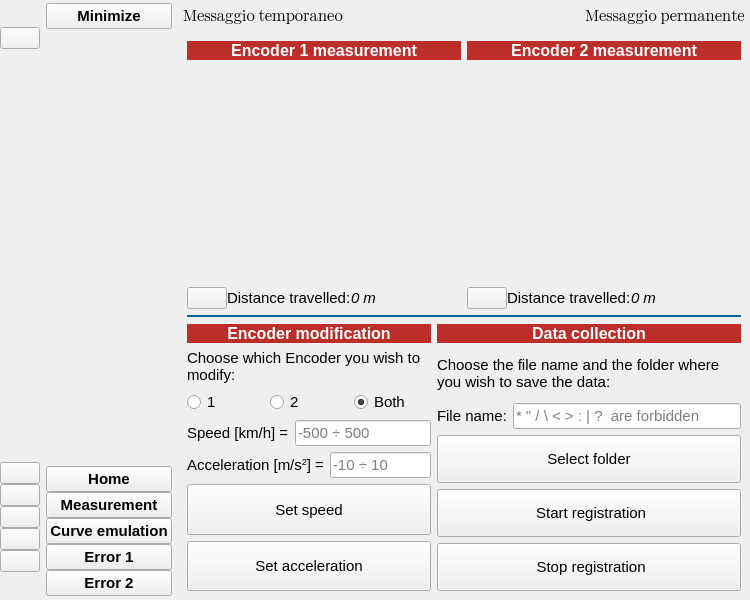
saimoncollaku/GITSIM-application, file ui/window.ui: the form before one commit.
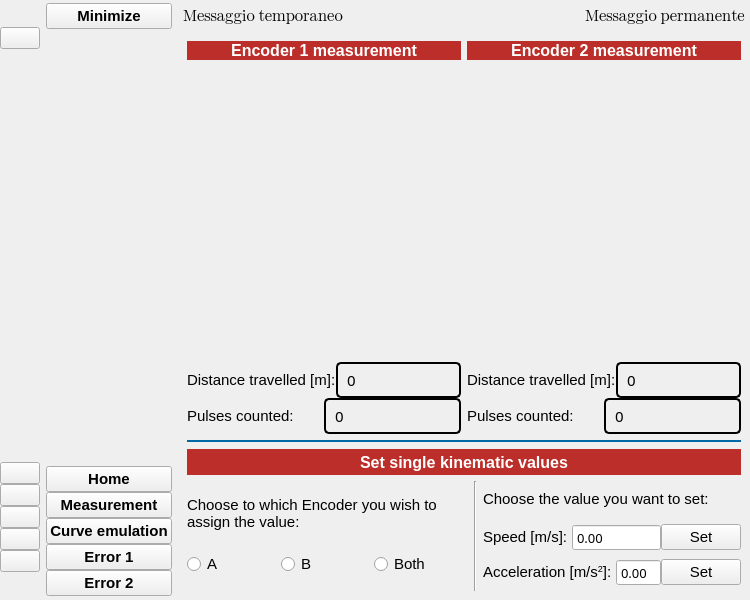
The form after the commit. Icons and pictures are not drawn. Custom widgets are drawn as their Qt base class.

Patch:
```diff
--- a/ui/window.ui
+++ b/ui/window.ui
@@ -584,6 +584,11 @@
        </item>
        <item>
         <widget class="QStackedWidget" name="stackedWidget">
+         <property name="font">
+          <font>
+           <pointsize>10</pointsize>
+          </font>
+         </property>
          <property name="cursor">
           <cursorShape>ArrowCursor</cursorShape>
          </property>
@@ -1183,33 +1188,10 @@
                </item>
                <item>
                 <layout class="QHBoxLayout" name="horizontalLayout_17">
-                 <item>
-                  <widget class="QPushButton" name="pushButton_14">
-                   <property name="sizePolicy">
-                    <sizepolicy hsizetype="Maximum" vsizetype="Fixed">
-                     <horstretch>0</horstretch>
-                     <verstretch>0</verstretch>
-                    </sizepolicy>
-                   </property>
-                   <property name="text">
-                    <string/>
-                   </property>
-                   <property name="icon">
-                    <iconset resource="resource.qrc">
-                     <normaloff>:/icon/icon/icons8-reset-64.png</normaloff>:/icon/icon/icons8-reset-64.png</iconset>
-                   </property>
-                   <property name="iconSize">
-                    <size>
-                     <width>25</width>
-                     <height>25</height>
-                    </size>
-                   </property>
-                  </widget>
-                 </item>
                  <item>
                   <widget class="QLabel" name="label_4">
                    <property name="sizePolicy">
-                    <sizepolicy hsizetype="Preferred" vsizetype="Fixed">
+                    <sizepolicy hsizetype="Preferred" vsizetype="Maximum">
                      <horstretch>0</horstretch>
                      <verstretch>0</verstretch>
                     </sizepolicy>
@@ -1220,7 +1202,7 @@
                     </font>
                    </property>
                    <property name="text">
-                    <string>Distance travelled:</string>
+                    <string>Distance travelled [m]:</string>
                    </property>
                    <property name="margin">
                     <number>14</number>
@@ -1230,19 +1212,104 @@
                  <item>
                   <widget class="QLabel" name="distance_encoder1_label">
                    <property name="sizePolicy">
-                    <sizepolicy hsizetype="Preferred" vsizetype="Fixed">
+                    <sizepolicy hsizetype="Preferred" vsizetype="Maximum">
                      <horstretch>0</horstretch>
                      <verstretch>0</verstretch>
                     </sizepolicy>
                    </property>
                    <property name="font">
                     <font>
+                     <family>DSEG7 Modern</family>
                      <pointsize>11</pointsize>
-                     <italic>true</italic>
+                     <italic>false</italic>
                     </font>
                    </property>
+                   <property name="styleSheet">
+                    <string notr="true">QLabel {
+        border: 2px solid black;
+        border-radius: 5px;
+        padding: 5px;
+}</string>
+                   </property>
+                   <property name="frameShape">
+                    <enum>QFrame::Shape::NoFrame</enum>
+                   </property>
+                   <property name="frameShadow">
+                    <enum>QFrame::Shadow::Sunken</enum>
+                   </property>
                    <property name="text">
-                    <string>0 m</string>
+                    <string>0</string>
+                   </property>
+                   <property name="margin">
+                    <number>1</number>
+                   </property>
+                  </widget>
+                 </item>
+                </layout>
+               </item>
+               <item>
+                <layout class="QHBoxLayout" name="horizontalLayout_19">
+                 <property name="spacing">
+                  <number>0</number>
+                 </property>
+                 <item>
+                  <widget class="QLabel" name="label_14">
+                   <property name="sizePolicy">
+                    <sizepolicy hsizetype="Preferred" vsizetype="Maximum">
+                     <horstretch>0</horstretch>
+                     <verstretch>0</verstretch>
+                    </sizepolicy>
+                   </property>
+                   <property name="font">
+                    <font>
+                     <pointsize>11</pointsize>
+                    </font>
+                   </property>
+                   <property name="text">
+                    <string>Pulses counted:</string>
+                   </property>
+                   <property name="margin">
+                    <number>14</number>
+                   </property>
+                  </widget>
+                 </item>
+                 <item>
+                  <widget class="QLabel" name="pulses_encoder1_label">
+                   <property name="sizePolicy">
+                    <sizepolicy hsizetype="Preferred" vsizetype="Maximum">
+                     <horstretch>0</horstretch>
+                     <verstretch>0</verstretch>
+                    </sizepolicy>
+                   </property>
+                   <property name="font">
+                    <font>
+                     <family>DSEG7 Modern</family>
+                     <pointsize>11</pointsize>
+                     <italic>false</italic>
+                    </font>
+                   </property>
+                   <property name="styleSheet">
+                    <string notr="true">QLabel {
+        border: 2px solid black;
+        border-radius: 5px;
+        padding: 5px;
+}
+</string>
+                   </property>
+                   <property name="frameShape">
+                    <enum>QFrame::Shape::NoFrame</enum>
+                   </property>
+                   <property name="frameShadow">
+                    <enum>QFrame::Shadow::Plain</enum>
+                   </property>
+                   <property name="lineWidth">
+                    <number>1</number>
+                   </property>
+                   <property name="text">
+                    <string>0</string>
+                   </property>
+                   <property name="margin">
+                    <number>1</number>
                    </property>
                   </widget>
                  </item>
@@ -1300,37 +1367,21 @@
                 </widget>
                </item>
                <item>
-                <widget class="GaugeMeter" name="gauge_meter_2" native="true"/>
+                <widget class="GaugeMeter" name="gauge_meter_2" native="true">
+                 <property name="sizePolicy">
+                  <sizepolicy hsizetype="Preferred" vsizetype="Minimum">
+                   <horstretch>0</horstretch>
+                   <verstretch>0</verstretch>
+                  </sizepolicy>
+                 </property>
+                </widget>
                </item>
                <item>
                 <layout class="QHBoxLayout" name="horizontalLayout_18">
-                 <item>
-                  <widget class="QPushButton" name="pushButton_15">
-                   <property name="sizePolicy">
-                    <sizepolicy hsizetype="Maximum" vsizetype="Fixed">
-                     <horstretch>0</horstretch>
-                     <verstretch>0</verstretch>
-                    </sizepolicy>
-                   </property>
-                   <property name="text">
-                    <string/>
-                   </property>
-                   <property name="icon">
-                    <iconset resource="resource.qrc">
-                     <normaloff>:/icon/icon/icons8-reset-64.png</normaloff>:/icon/icon/icons8-reset-64.png</iconset>
-                   </property>
-                   <property name="iconSize">
-                    <size>
-                     <width>25</width>
-                     <height>25</height>
-                    </size>
-                   </property>
-                  </widget>
-                 </item>
                  <item>
                   <widget class="QLabel" name="label_18">
                    <property name="sizePolicy">
-                    <sizepolicy hsizetype="Preferred" vsizetype="Fixed">
+                    <sizepolicy hsizetype="Preferred" vsizetype="Maximum">
                      <horstretch>0</horstretch>
                      <verstretch>0</verstretch>
                     </sizepolicy>
@@ -1341,7 +1392,7 @@
                     </font>
                    </property>
                    <property name="text">
-                    <string>Distance travelled:</string>
+                    <string>Distance travelled [m]:</string>
                    </property>
                    <property name="margin">
                     <number>14</number>
@@ -1351,149 +1402,41 @@
                  <item>
                   <widget class="QLabel" name="distance_encoder2_label">
                    <property name="sizePolicy">
-                    <sizepolicy hsizetype="Preferred" vsizetype="Fixed">
+                    <sizepolicy hsizetype="Preferred" vsizetype="Maximum">
                      <horstretch>0</horstretch>
                      <verstretch>0</verstretch>
                     </sizepolicy>
                    </property>
                    <property name="font">
                     <font>
+                     <family>DSEG7 Modern</family>
                      <pointsize>11</pointsize>
-                     <italic>true</italic>
+                     <italic>false</italic>
                     </font>
                    </property>
-                   <property name="text">
-                    <string>0 m</string>
-                   </property>
-                  </widget>
-                 </item>
-                </layout>
-               </item>
-              </layout>
-             </item>
-            </layout>
-           </item>
-           <item row="2" column="1">
-            <layout class="QVBoxLayout" name="verticalLayout_16">
-             <item>
-              <widget class="QLabel" name="data_encoder1_title_5">
-               <property name="sizePolicy">
-                <sizepolicy hsizetype="Preferred" vsizetype="Fixed">
-                 <horstretch>0</horstretch>
-                 <verstretch>0</verstretch>
-                </sizepolicy>
-               </property>
-               <property name="font">
-                <font>
-                 <pointsize>12</pointsize>
-                 <bold>true</bold>
-                </font>
-               </property>
-               <property name="autoFillBackground">
-                <bool>false</bool>
-               </property>
                <property name="styleSheet">
-                <string notr="true">		background-color:#bb2e29;
-		color: #fff;</string>
-               </property>
-               <property name="frameShape">
-                <enum>QFrame::Shape::NoFrame</enum>
-               </property>
-               <property name="frameShadow">
-                <enum>QFrame::Shadow::Plain</enum>
-               </property>
-               <property name="midLineWidth">
-                <number>0</number>
-               </property>
+                    <string notr="true">QLabel {
+        border: 2px solid black;
+        border-radius: 5px;
+        padding: 5px;
+}</string>
+                   </property>
                <property name="text">
-                <string>Data collection</string>
-               </property>
-               <property name="alignment">
-                <set>Qt::AlignmentFlag::AlignCenter</set>
-               </property>
+                    <string>0</string>
+                   </property>
                <property name="margin">
-                <number>2</number>
-               </property>
-               <property name="textInteractionFlags">
-                <set>Qt::TextInteractionFlag::NoTextInteraction</set>
-               </property>
-              </widget>
-             </item>
-             <item>
-              <widget class="QLabel" name="label_6">
-               <property name="font">
-                <font>
-                 <pointsize>11</pointsize>
-                </font>
-               </property>
-               <property name="text">
-                <string>Choose the file name and the folder where you wish to save the data:</string>
-               </property>
-               <property name="wordWrap">
-                <bool>true</bool>
-               </property>
-              </widget>
-             </item>
-             <item>
-              <layout class="QHBoxLayout" name="horizontalLayout_16">
-               <item>
-                <widget class="QLabel" name="label_17">
-                 <property name="font">
-                  <font>
-                   <pointsize>11</pointsize>
-                  </font>
-                 </property>
-                 <property name="text">
-                  <string>File name:</string>
-                 </property>
-                </widget>
-               </item>
-               <item>
-                <widget class="QLineEdit" name="lineEdit">
-                 <property name="font">
-                  <font>
-                   <pointsize>11</pointsize>
-                  </font>
-                 </property>
-                 <property name="placeholderText">
-                  <string>* &quot; / \ &lt; &gt; : | ?  are forbidden</string>
-                 </property>
-                </widget>
-               </item>
+                    <number>1</number>
+                   </property>
+                  </widget>
+                 </item>
               </layout>
              </item>
              <item>
-              <widget class="QPushButton" name="pushButton_13">
-               <property name="sizePolicy">
-                <sizepolicy hsizetype="Minimum" vsizetype="Preferred">
-                 <horstretch>0</horstretch>
-                 <verstretch>0</verstretch>
-                </sizepolicy>
-               </property>
-               <property name="font">
-                <font>
-                 <pointsize>11</pointsize>
-                </font>
-               </property>
-               <property name="text">
-                <string>Select folder</string>
-               </property>
-               <property name="icon">
-                <iconset resource="resource.qrc">
-                 <normaloff>:/icon/icon/icons8-folder-48.png</normaloff>:/icon/icon/icons8-folder-48.png</iconset>
-               </property>
-               <property name="iconSize">
-                <size>
-                 <width>35</width>
-                 <height>35</height>
-                </size>
-               </property>
-              </widget>
-             </item>
+                <layout class="QHBoxLayout" name="horizontalLayout_20">
              <item>
-              <widget class="QPushButton" name="pushButton_11">
+                  <widget class="QLabel" name="label_15">
                <property name="sizePolicy">
-                <sizepolicy hsizetype="Minimum" vsizetype="Preferred">
+                    <sizepolicy hsizetype="Preferred" vsizetype="Maximum">
                  <horstretch>0</horstretch>
                  <verstretch>0</verstretch>
                 </sizepolicy>
@@ -1504,258 +1447,324 @@
                 </font>
                </property>
                <property name="text">
-                <string> Start registration</string>
-               </property>
-               <property name="icon">
-                <iconset resource="resource.qrc">
-                 <normaloff>:/icon/icon/icons8-play-button-48.png</normaloff>
-                 <activeon>:/icon/icon/wired-flat-45-clock-time.gif</activeon>:/icon/icon/icons8-play-button-48.png</iconset>
-               </property>
-               <property name="iconSize">
-                <size>
-                 <width>35</width>
-                 <height>35</height>
-                </size>
-               </property>
-               <property name="checkable">
-                <bool>true</bool>
-               </property>
+                    <string>Pulses counted:</string>
+                   </property>
+                   <property name="margin">
+                    <number>14</number>
+                   </property>
               </widget>
              </item>
              <item>
-              <widget class="QPushButton" name="pushButton_12">
+                  <widget class="QLabel" name="pulses_encoder2_label">
                <property name="sizePolicy">
-                <sizepolicy hsizetype="Minimum" vsizetype="Preferred">
+                    <sizepolicy hsizetype="Preferred" vsizetype="Maximum">
                  <horstretch>0</horstretch>
                  <verstretch>0</verstretch>
                 </sizepolicy>
                </property>
                <property name="font">
                 <font>
+                     <family>DSEG7 Modern</family>
                  <pointsize>11</pointsize>
-                </font>
-               </property>
+                     <italic>false</italic>
+                    </font>
+                   </property>
+                   <property name="styleSheet">
+                    <string notr="true">QLabel {
+        border: 2px solid black;
+        border-radius: 5px;
+        padding: 5px;
+}</string>
+                   </property>
                <property name="text">
-                <string> Stop registration</string>
-               </property>
-               <property name="icon">
-                <iconset resource="resource.qrc">
-                 <normaloff>:/icon/icon/icons8-stop-button-50.png</normaloff>:/icon/icon/icons8-stop-button-50.png</iconset>
-               </property>
-               <property name="iconSize">
-                <size>
-                 <width>35</width>
-                 <height>35</height>
-                </size>
-               </property>
+                    <string>0</string>
+                   </property>
+                   <property name="margin">
+                    <number>1</number>
+                   </property>
               </widget>
              </item>
             </layout>
            </item>
-           <item row="2" column="0">
-            <layout class="QVBoxLayout" name="verticalLayout_8">
-             <property name="spacing">
-              <number>6</number>
-             </property>
-             <property name="topMargin">
-              <number>0</number>
-             </property>
-             <property name="rightMargin">
-              <number>0</number>
-             </property>
-             <property name="bottomMargin">
-              <number>0</number>
-             </property>
-             <item>
-              <widget class="QLabel" name="data_encoder1_title_4">
-               <property name="sizePolicy">
-                <sizepolicy hsizetype="Preferred" vsizetype="Fixed">
-                 <horstretch>0</horstretch>
-                 <verstretch>0</verstretch>
-                </sizepolicy>
-               </property>
-               <property name="font">
-                <font>
-                 <pointsize>12</pointsize>
-                 <bold>true</bold>
-                </font>
-               </property>
-               <property name="autoFillBackground">
-                <bool>false</bool>
-               </property>
+              </layout>
+             </item>
+            </layout>
+           </item>
+           <item row="1" column="0" colspan="2">
+            <widget class="Line" name="line_5">
                <property name="styleSheet">
-                <string notr="true">		background-color:#bb2e29;
-		color: #fff;</string>
-               </property>
-               <property name="frameShape">
-                <enum>QFrame::Shape::NoFrame</enum>
-               </property>
+              <string notr="true">color: #0066a4;</string>
+             </property>
                <property name="frameShadow">
                 <enum>QFrame::Shadow::Plain</enum>
                </property>
-               <property name="midLineWidth">
-                <number>0</number>
-               </property>
-               <property name="text">
-                <string>Encoder modification</string>
-               </property>
-               <property name="alignment">
-                <set>Qt::AlignmentFlag::AlignCenter</set>
-               </property>
-               <property name="margin">
+             <property name="lineWidth">
                 <number>2</number>
                </property>
-               <property name="textInteractionFlags">
-                <set>Qt::TextInteractionFlag::NoTextInteraction</set>
-               </property>
-              </widget>
-             </item>
-             <item>
+             <property name="midLineWidth">
+              <number>1</number>
+             </property>
+             <property name="orientation">
+              <enum>Qt::Orientation::Horizontal</enum>
+             </property>
+            </widget>
+           </item>
+           <item row="2" column="0" colspan="2">
               <layout class="QVBoxLayout" name="verticalLayout_15">
                <item>
-                <widget class="QLabel" name="label_3">
-                 <property name="font">
-                  <font>
-                   <pointsize>11</pointsize>
-                  </font>
-                 </property>
-                 <property name="text">
-                  <string>Choose which Encoder you wish to modify:</string>
-                 </property>
-                 <property name="scaledContents">
-                  <bool>false</bool>
-                 </property>
-                 <property name="wordWrap">
-                  <bool>true</bool>
-                 </property>
-                </widget>
-               </item>
-               <item>
-                <layout class="QHBoxLayout" name="horizontalLayout_15">
-                 <item>
-                  <widget class="QRadioButton" name="radioButton">
+              <widget class="QLabel" name="label">
+               <property name="sizePolicy">
+                <sizepolicy hsizetype="Preferred" vsizetype="Fixed">
+                 <horstretch>0</horstretch>
+                 <verstretch>0</verstretch>
+                </sizepolicy>
+               </property>
+               <property name="minimumSize">
+                <size>
+                 <width>0</width>
+                 <height>26</height>
+                </size>
+               </property>
+               <property name="maximumSize">
+                <size>
+                 <width>16777215</width>
+                 <height>26</height>
+                </size>
+               </property>
                    <property name="font">
                     <font>
-                     <pointsize>11</pointsize>
-                    </font>
-                   </property>
-                   <property name="text">
-                    <string>1</string>
-                   </property>
-                   <property name="checked">
-                    <bool>false</bool>
-                   </property>
-                  </widget>
-                 </item>
-                 <item>
-                  <widget class="QRadioButton" name="radioButton_2">
-                   <property name="font">
-                    <font>
-                     <pointsize>11</pointsize>
-                    </font>
-                   </property>
+                 <pointsize>12</pointsize>
+                 <bold>true</bold>
+                </font>
+               </property>
+               <property name="styleSheet">
+                <string notr="true">		background-color:#bb2e29;
+		color: #fff;</string>
+               </property>
                    <property name="text">
-                    <string>2</string>
-                   </property>
-                  </widget>
-                 </item>
-                 <item>
-                  <widget class="QRadioButton" name="radioButton_3">
-                   <property name="font">
-                    <font>
-                     <pointsize>11</pointsize>
-                    </font>
-                   </property>
-                   <property name="text">
-                    <string>Both</string>
-                   </property>
-                   <property name="checked">
-                    <bool>true</bool>
-                   </property>
-                  </widget>
-                 </item>
-                </layout>
-               </item>
-              </layout>
+                <string>Set single kinematic values</string>
+               </property>
+               <property name="alignment">
+                <set>Qt::AlignmentFlag::AlignCenter</set>
+               </property>
+              </widget>
              </item>
              <item>
               <layout class="QHBoxLayout" name="horizontalLayout_5">
                <item>
+                <layout class="QVBoxLayout" name="verticalLayout_17">
+                 <item>
                 <widget class="QLabel" name="label_7">
+                   <property name="sizePolicy">
+                    <sizepolicy hsizetype="Preferred" vsizetype="Maximum">
+                     <horstretch>0</horstretch>
+                     <verstretch>0</verstretch>
+                    </sizepolicy>
+                   </property>
                  <property name="font">
                   <font>
                    <pointsize>11</pointsize>
                   </font>
                  </property>
                  <property name="text">
-                  <string>Speed [km/h] =</string>
-                 </property>
+                    <string>Choose to which Encoder you wish to assign the value: </string>
+                   </property>
+                   <property name="wordWrap">
+                    <bool>true</bool>
+                   </property>
                 </widget>
                </item>
                <item>
-                <widget class="QLineEdit" name="lineEdit_4">
+                  <layout class="QHBoxLayout" name="horizontalLayout_9">
+                   <property name="spacing">
+                    <number>0</number>
+                   </property>
+                   <item>
+                    <widget class="QRadioButton" name="radioButton_3">
                  <property name="font">
                   <font>
                    <pointsize>11</pointsize>
                   </font>
                  </property>
-                 <property name="placeholderText">
-                  <string>-500 ÷ 500</string>
+                     <property name="text">
+                      <string>A</string>
                  </property>
                 </widget>
                </item>
-              </layout>
-             </item>
+                   <item>
+                    <widget class="QRadioButton" name="radioButton_2">
+                     <property name="font">
+                      <font>
+                       <pointsize>11</pointsize>
+                      </font>
+                     </property>
+                     <property name="text">
+                      <string>B</string>
+                     </property>
+                    </widget>
+                   </item>
+                   <item>
+                    <widget class="QRadioButton" name="radioButton">
+                     <property name="font">
+                      <font>
+                       <pointsize>11</pointsize>
+                      </font>
+                     </property>
+                     <property name="text">
+                      <string>Both</string>
+                     </property>
+                    </widget>
+                   </item>
+                  </layout>
+                 </item>
+                </layout>
+               </item>
              <item>
-              <layout class="QHBoxLayout" name="horizontalLayout_4">
+                <widget class="Line" name="line">
+                 <property name="orientation">
+                  <enum>Qt::Orientation::Vertical</enum>
+                 </property>
+                </widget>
+               </item>
+               <item>
+                <layout class="QVBoxLayout" name="verticalLayout_16">
+                 <property name="spacing">
+                  <number>8</number>
+                 </property>
                <item>
                 <widget class="QLabel" name="label_8">
+                   <property name="sizePolicy">
+                    <sizepolicy hsizetype="Expanding" vsizetype="Maximum">
+                     <horstretch>0</horstretch>
+                     <verstretch>0</verstretch>
+                    </sizepolicy>
+                   </property>
                  <property name="font">
                   <font>
                    <pointsize>11</pointsize>
                   </font>
                  </property>
                  <property name="text">
-                  <string>&lt;html&gt;&lt;head/&gt;&lt;body&gt;&lt;p&gt;Acceleration [m/s&lt;span style=&quot; vertical-align:super;&quot;&gt;2&lt;/span&gt;] =&lt;/p&gt;&lt;/body&gt;&lt;/html&gt;</string>
-                 </property>
+                    <string>Choose the value you want to set:</string>
+                   </property>
+                   <property name="wordWrap">
+                    <bool>true</bool>
+                   </property>
                 </widget>
                </item>
                <item>
-                <widget class="QLineEdit" name="lineEdit_3">
+                  <layout class="QHBoxLayout" name="horizontalLayout_6">
+                   <property name="spacing">
+                    <number>0</number>
+                   </property>
+                   <item>
+                    <widget class="QLabel" name="label_3">
+                     <property name="sizePolicy">
+                      <sizepolicy hsizetype="Maximum" vsizetype="Maximum">
+                       <horstretch>0</horstretch>
+                       <verstretch>0</verstretch>
+                      </sizepolicy>
+                     </property>
                  <property name="font">
                   <font>
+                       <family>Segoe UI</family>
                    <pointsize>11</pointsize>
                   </font>
                  </property>
-                 <property name="placeholderText">
-                  <string>-10 ÷ 10</string>
+                     <property name="text">
+                      <string>Speed [m/s]: </string>
                  </property>
                 </widget>
                </item>
-              </layout>
+                   <item>
+                    <widget class="QDoubleSpinBox" name="doubleSpinBox">
+                     <property name="sizePolicy">
+                      <sizepolicy hsizetype="Preferred" vsizetype="Fixed">
+                       <horstretch>0</horstretch>
+                       <verstretch>0</verstretch>
+                      </sizepolicy>
+                     </property>
+                     <property name="font">
+                      <font>
+                       <family>Cascadia Code</family>
+                       <pointsize>10</pointsize>
+                      </font>
+                     </property>
+                     <property name="buttonSymbols">
+                      <enum>QAbstractSpinBox::ButtonSymbols::NoButtons</enum>
+                     </property>
+                    </widget>
              </item>
              <item>
               <widget class="QPushButton" name="pushButton">
                <property name="sizePolicy">
-                <sizepolicy hsizetype="Minimum" vsizetype="Preferred">
+                      <sizepolicy hsizetype="Fixed" vsizetype="Fixed">
                  <horstretch>0</horstretch>
                  <verstretch>0</verstretch>
                 </sizepolicy>
                </property>
                <property name="font">
                 <font>
+                       <family>Segoe UI</family>
                  <pointsize>11</pointsize>
                 </font>
                </property>
                <property name="text">
-                <string>Set speed</string>
+                      <string>Set</string>
+                     </property>
+                    </widget>
+                   </item>
+                  </layout>
+                 </item>
+                 <item>
+                  <layout class="QHBoxLayout" name="horizontalLayout_7">
+                   <property name="spacing">
+                    <number>0</number>
+                   </property>
+                   <property name="bottomMargin">
+                    <number>5</number>
+                   </property>
+                   <item>
+                    <widget class="QLabel" name="label_6">
+                     <property name="sizePolicy">
+                      <sizepolicy hsizetype="Maximum" vsizetype="Maximum">
+                       <horstretch>0</horstretch>
+                       <verstretch>0</verstretch>
+                      </sizepolicy>
+                     </property>
+                     <property name="font">
+                      <font>
+                       <pointsize>11</pointsize>
+                      </font>
+                     </property>
+                     <property name="text">
+                      <string>&lt;html&gt;&lt;head/&gt;&lt;body&gt;&lt;p&gt;Acceleration [m/s&lt;span style=&quot; vertical-align:super;&quot;&gt;2&lt;/span&gt;]: &lt;/p&gt;&lt;/body&gt;&lt;/html&gt;</string>
+                     </property>
+                    </widget>
+                   </item>
+                   <item>
+                    <widget class="QDoubleSpinBox" name="doubleSpinBox_2">
+                     <property name="sizePolicy">
+                      <sizepolicy hsizetype="Preferred" vsizetype="Fixed">
+                       <horstretch>0</horstretch>
+                       <verstretch>0</verstretch>
+                      </sizepolicy>
+                     </property>
+                     <property name="font">
+                      <font>
+                       <family>Cascadia Code</family>
+                       <pointsize>10</pointsize>
+                      </font>
+                     </property>
+                     <property name="buttonSymbols">
+                      <enum>QAbstractSpinBox::ButtonSymbols::NoButtons</enum>
                </property>
               </widget>
              </item>
              <item>
               <widget class="QPushButton" name="pushButton_2">
                <property name="sizePolicy">
-                <sizepolicy hsizetype="Minimum" vsizetype="Preferred">
+                      <sizepolicy hsizetype="Fixed" vsizetype="Fixed">
                  <horstretch>0</horstretch>
                  <verstretch>0</verstretch>
                 </sizepolicy>
@@ -1766,30 +1775,17 @@
                 </font>
                </property>
                <property name="text">
-                <string>Set acceleration</string>
+                      <string>Set</string>
                </property>
               </widget>
              </item>
             </layout>
            </item>
-           <item row="1" column="0" colspan="2">
-            <widget class="Line" name="line_5">
-             <property name="styleSheet">
-              <string notr="true">color: #0066a4;</string>
-             </property>
-             <property name="frameShadow">
-              <enum>QFrame::Shadow::Plain</enum>
-             </property>
-             <property name="lineWidth">
-              <number>2</number>
-             </property>
-             <property name="midLineWidth">
-              <number>1</number>
-             </property>
-             <property name="orientation">
-              <enum>Qt::Orientation::Horizontal</enum>
-             </property>
-            </widget>
+                </layout>
+               </item>
+              </layout>
+             </item>
+            </layout>
            </item>
           </layout>
          </widget>
```
Left out of the diff: 47 changed lines with no effect on the pictures. Lines whose indentation alone changed are shown as unchanged.
